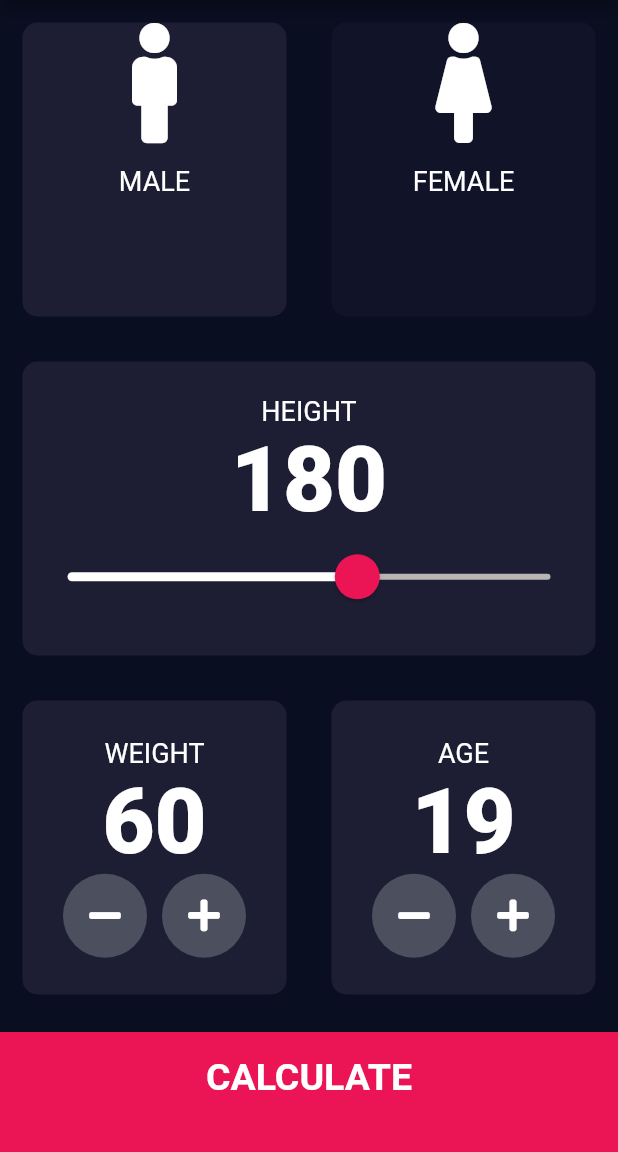
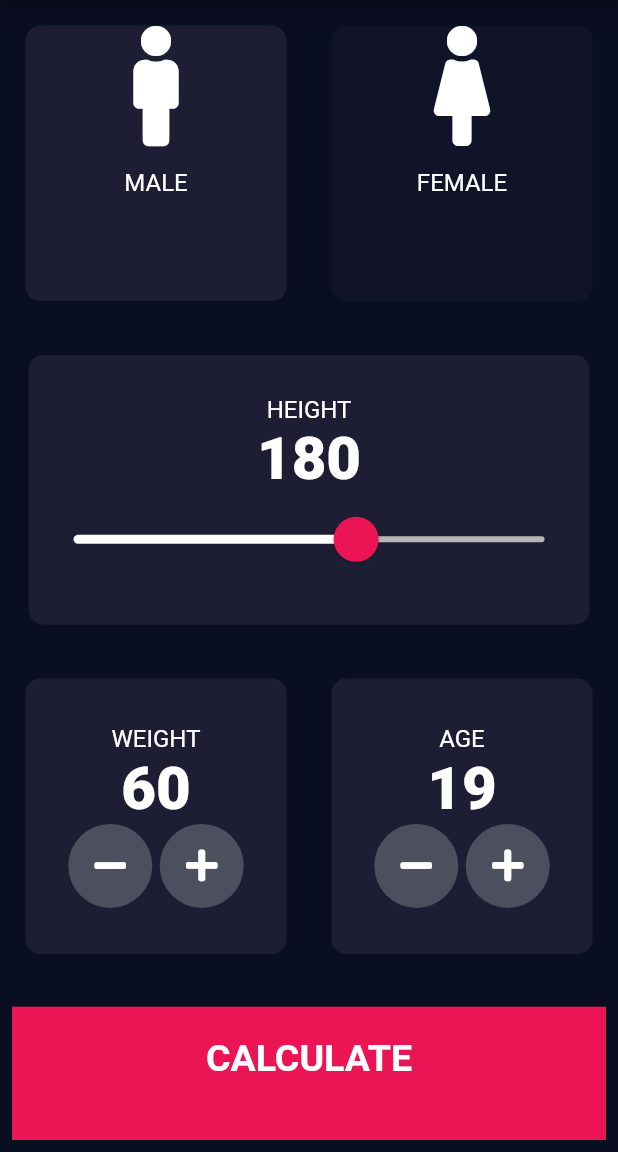
Before and after one commit to mdazadhossain95/BMI-Calculator, a Flutter app: the screen it shows after launch, on a phone screen of 412 x 824 dp, the part 84-1236 px from its top. Run offline on Flutter 3.47's test engine with Material 2 defaults, Android fonts, the phone set to English and light mode, and no system bars; our stand-ins replace font_awesome_flutter.

Commit message:
update container sizes

```diff
--- a/lib/constants.dart
+++ b/lib/constants.dart
@@ -8,10 +8,10 @@ const kBottomContainerColour = Color(0xFFEB1555);
 // Color maleCardColour = kActiveCardColour;
 // Color femaleCardColour = kInactiveCardColour;
 
-const kLabelTextStyle = TextStyle(fontSize: 18.0, color: Color(0xFFFFFFFF));
+const kLabelTextStyle = TextStyle(fontSize: 16.0, color: Color(0xFFFFFFFF));
 
 const kNumberTextStyle = TextStyle(
-    fontSize: 60.0, color: Color(0xFFFFFFFF), fontWeight: FontWeight.w900);
+    fontSize: 40.0, color: Color(0xFFFFFFFF), fontWeight: FontWeight.w900);
 
 const kLargeButtonTextStyle = TextStyle(
   fontSize: 25.0,
--- a/lib/screens/input_page.dart
+++ b/lib/screens/input_page.dart
@@ -34,10 +34,16 @@ class _InputPageState extends State<InputPage> {
         crossAxisAlignment: CrossAxisAlignment.stretch,
         children: [
           Expanded(
+            child: Padding(
+              padding: const EdgeInsets.all(2.0),
               child: Row(
                 children: [
                   //1st Row
                   Expanded(
+                    child: Container(
+                      height: MediaQuery.of(context).size.height * 0.3,
+                      width: MediaQuery.of(context).size.width * 0.5,
+
                       child: GestureDetector(
                         onTap: () {
                           setState(() {
@@ -52,7 +58,11 @@ class _InputPageState extends State<InputPage> {
                         ),
                       ),
                     ),
+                  ),
                   Expanded(
+                    child: Container(
+                      height: MediaQuery.of(context).size.height * 0.3,
+                      width: MediaQuery.of(context).size.width * 0.5,
                       child: GestureDetector(
                         onTap: () {
                           setState(() {
@@ -67,12 +77,19 @@ class _InputPageState extends State<InputPage> {
                         ),
                       ),
                     ),
+                  ),
                   // ),
                 ],
               ),
             ),
+          ),
           //2nd row
           Expanded(
+            child: Padding(
+              padding: const EdgeInsets.all(4.0),
+              child: Container(
+                height: MediaQuery.of(context).size.height * 0.2,
+                width: MediaQuery.of(context).size.width,
                 child: ReuseableCard(
                   kActiveCardColour,
                   Column(
@@ -119,12 +136,19 @@ class _InputPageState extends State<InputPage> {
                   ),
                 ),
               ),
+            ),
+          ),
 
-          //3rd row
+          // 3rd row
           Expanded(
+            child: Padding(
+              padding: const EdgeInsets.all(2.0),
               child: Row(
                 children: <Widget>[
                   Expanded(
+                    child: Container(
+                      height: MediaQuery.of(context).size.height * 0.3,
+                      width: MediaQuery.of(context).size.width * 0.5,
                       child: ReuseableCard(
                         kActiveCardColour,
                         Column(
@@ -147,7 +171,7 @@ class _InputPageState extends State<InputPage> {
                                   });
                                 }),
                                 const SizedBox(
-                              width: 10.0,
+                                  width: 5.0,
                                 ),
                                 RoundIconButton(
                                   FontAwesomeIcons.plus,
@@ -163,7 +187,10 @@ class _InputPageState extends State<InputPage> {
                         ),
                       ),
                     ),
+                  ),
                   Expanded(
+                    child: Container(
+                      height: MediaQuery.of(context).size.height,
                       child: ReuseableCard(
                         kActiveCardColour,
                         Column(
@@ -186,7 +213,7 @@ class _InputPageState extends State<InputPage> {
                                   });
                                 }),
                                 const SizedBox(
-                              width: 10.0,
+                                  width: 5.0,
                                 ),
                                 RoundIconButton(
                                   FontAwesomeIcons.plus,
@@ -202,10 +229,17 @@ class _InputPageState extends State<InputPage> {
                         ),
                       ),
                     ),
+                  ),
                 ],
               ),
             ),
-          BottomButton('CALCULATE', () {
+          ),
+          Padding(
+            padding: const EdgeInsets.all(8.0),
+            child: Container(
+              height: MediaQuery.of(context).size.height * 0.12,
+              width: MediaQuery.of(context).size.width,
+              child: BottomButton('CALCULATE', () {
                 CalculatorBrain calc = CalculatorBrain(height, weight);
                 Navigator.push(
                   context,
@@ -219,6 +253,8 @@ class _InputPageState extends State<InputPage> {
                   ),
                 );
               }),
+            ),
+          ),
         ],
       ),
     );
--- a/lib/screens/results_page.dart
+++ b/lib/screens/results_page.dart
@@ -58,11 +58,14 @@ class ResultsPage extends StatelessWidget {
               ),
             ),
           ),
-          BottomButton(
-            'RE-CALCULATE',
-            () {
-              Navigator.pop(context);
-            },
+          Padding(
+            padding: const EdgeInsets.all(8.0),
+            child: BottomButton(
+              'RE-CALCULATE',
+              () {
+                Navigator.pop(context);
+              },
+            ),
           )
         ],
       ),
```
Also changed, not shown: pubspec.lock. Lines whose indentation alone changed are shown as unchanged.
